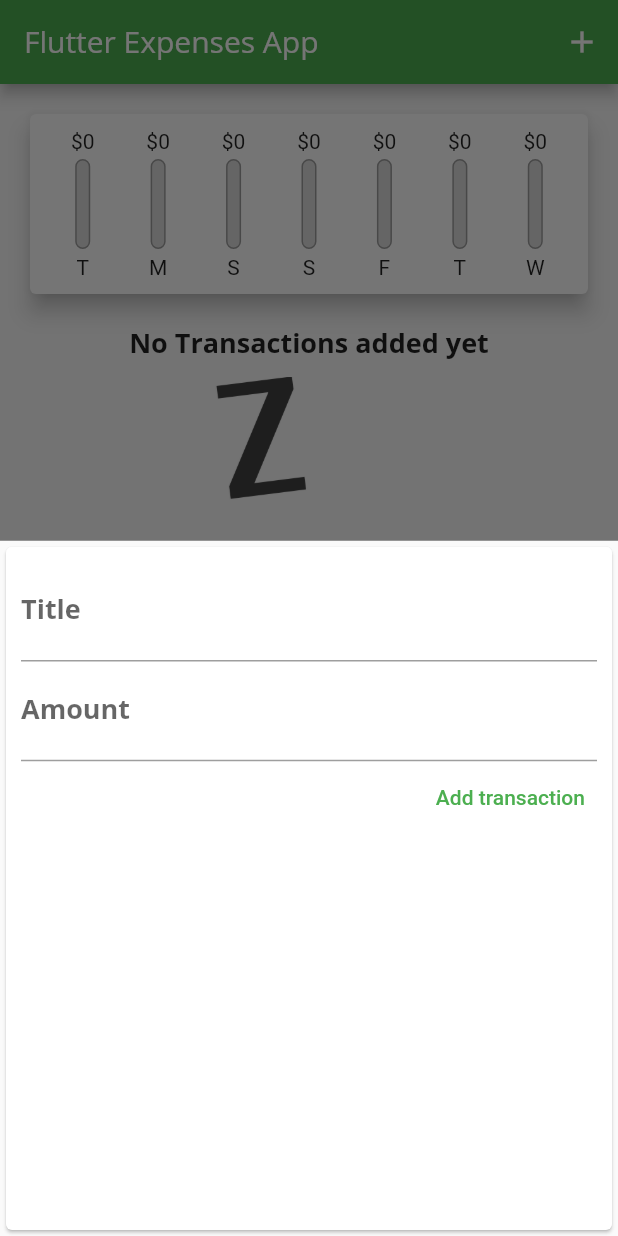
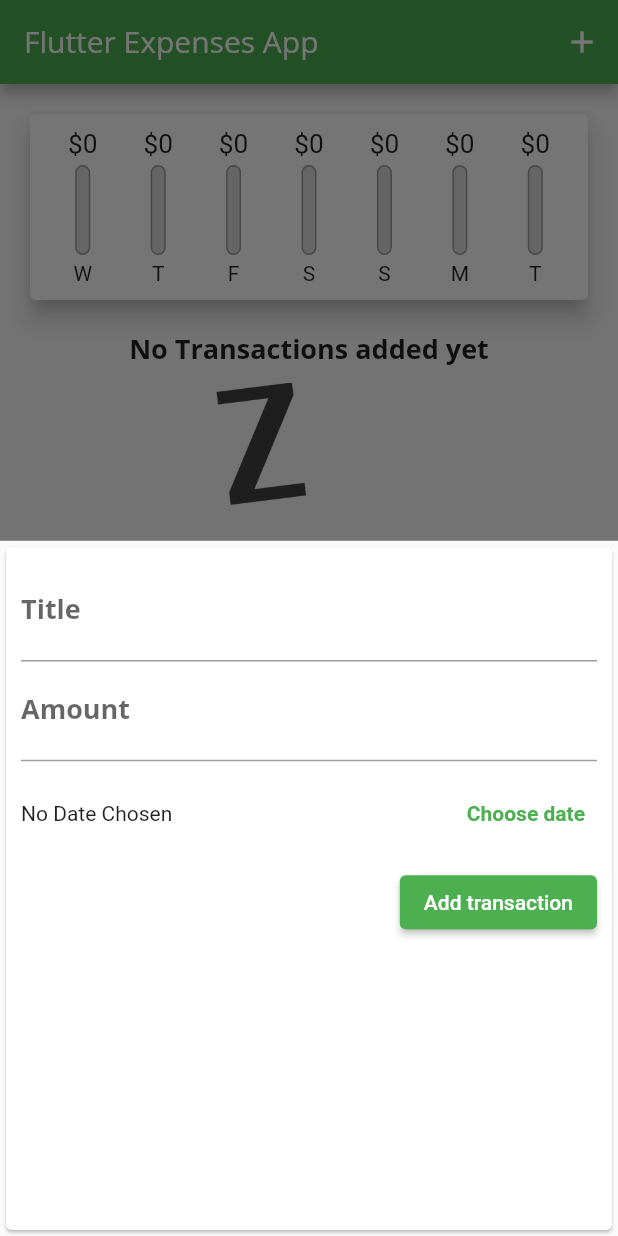
Before and after one commit to kis619/Flutter_expenses_app, a Flutter app: the screen it shows after launch, after a tap on the "add" icon, on a phone screen of 412 x 824 dp. Run offline on Flutter 3.47's test engine with Material 2 defaults, Android fonts, the phone set to English and light mode, and no system bars.

Commit message:
only tweaking left

```diff
--- a/lib/main.dart
+++ b/lib/main.dart
@@ -49,29 +49,32 @@ class _MyHomePageState extends State<MyHomePage> {
   final List<Transaction> _userTransactions = [];
 
   List<Transaction> get _weekTransactions {
-    // int startIndex = 0;
-    // if (_weekTransactions.length < 7) {
-    //   startIndex = _weekTransactions.length - 1;
-    // } else {
-    //   startIndex = _weekTransactions.length - 7;
-    // }
-
-    // return _userTransactions.sublist(startIndex);
+    //   int startIndex = 0;
+    //   if (_userTransactions.length > 7) {
+    //     startIndex = _userTransactions.length - 7;
+    //   }
+    //   return _userTransactions.sublist(startIndex);
 
     return _userTransactions.where((tx) {
       return tx.date.isAfter(DateTime.now().subtract(const Duration(days: 7)));
     }).toList();
   }
 
-  void _addNewTransaction(String txTitle, double txAmount) {
+  void _addNewTransaction(String txTitle, double txAmount, DateTime date) {
     final transaction = Transaction(
       title: txTitle,
       amount: txAmount,
-      date: DateTime.now(),
+      date: date,
       id: DateTime.now().toString(),
     );
     setState(() {
       _userTransactions.add(transaction);
+    });
+  }
+
+  void _removeTransaction(String id) {
+    setState(() {
+      _userTransactions.removeWhere((transaction) => transaction.id == id);
     });
   }
 
@@ -102,7 +105,7 @@ class _MyHomePageState extends State<MyHomePage> {
           crossAxisAlignment: CrossAxisAlignment.stretch,
           children: <Widget>[
             Chart(weekTransactions: _weekTransactions),
-            TransactionList(transactions: _userTransactions)
+            TransactionList(transactions: _userTransactions.reversed.toList(), removeTransaction: _removeTransaction)
           ],
         ),
       ),
--- a/lib/widgets/chart.dart
+++ b/lib/widgets/chart.dart
@@ -24,7 +24,7 @@ class Chart extends StatelessWidget {
         'day': DateFormat.E().format(weekDay).substring(0, 1),
         'amount': totalSum
       };
-    });
+    }).reversed.toList();
   }
 
   double get totalSpending {
--- a/lib/widgets/chart_bar.dart
+++ b/lib/widgets/chart_bar.dart
@@ -15,13 +15,16 @@ class ChartBar extends StatelessWidget {
   Widget build(BuildContext context) {
     return Column(
       children: [
-        FittedBox(
-          child: Text('\$${spendingAmount.toStringAsFixed(0)}'),
+        SizedBox(
+          height: 20,
+          child: FittedBox(
+            child: Text('\$${spendingAmount.toStringAsFixed(0)}'),
+          ),
         ),
         const SizedBox(
           height: 4,
         ),
-        Container(
+        SizedBox(
           height: 60,
           width: 10,
           child: Stack(
--- a/lib/widgets/transaction_form.dart
+++ b/lib/widgets/transaction_form.dart
@@ -1,7 +1,9 @@
 import 'package:flutter/material.dart';
+import 'package:intl/intl.dart';
 
 class TransactionForm extends StatefulWidget {
-  final void Function(String title, double amount) addTransaction;
+  final void Function(String title, double amount, DateTime data)
+      addTransaction;
 
   const TransactionForm({super.key, required this.addTransaction});
 
@@ -10,15 +12,32 @@ class TransactionForm extends StatefulWidget {
 }
 
 class _TransactionFormState extends State<TransactionForm> {
-  final titleController = TextEditingController();
-  final amountController = TextEditingController();
+  final _titleController = TextEditingController();
+  final _amountController = TextEditingController();
+  DateTime? _selectedDate;
 
-  void submitData() {
+  void _submitData() {
     widget.addTransaction(
-      titleController.text.isEmpty ? 'Default' : titleController.text,
-      double.tryParse(amountController.text) ?? 0,
+      _titleController.text.isEmpty ? 'Default' : _titleController.text,
+      double.tryParse(_amountController.text) ?? 0,
+      _selectedDate != null ? (_selectedDate as DateTime) : DateTime.now(),
     );
+
     Navigator.of(context).pop();
+  }
+
+  void _presentDatePicker() {
+    showDatePicker(
+      context: context,
+      initialDate: DateTime.now(),
+      firstDate: DateTime(2000),
+      lastDate: DateTime.now(),
+    ).then((pickedDate) {
+      if (pickedDate == null) return;
+      setState(() {
+        _selectedDate = pickedDate;
+      });
+    });
   }
 
   @override
@@ -30,19 +49,39 @@ class _TransactionFormState extends State<TransactionForm> {
           crossAxisAlignment: CrossAxisAlignment.end,
           children: <Widget>[
             TextField(
-              onSubmitted: (_) => submitData(),
+              onSubmitted: (_) => _submitData(),
               decoration: const InputDecoration(labelText: 'Title'),
-              controller: titleController,
+              controller: _titleController,
             ),
             TextField(
-              onSubmitted: (_) => submitData(),
+              onSubmitted: (_) => _submitData(),
               decoration: const InputDecoration(labelText: 'Amount'),
-              controller: amountController,
+              controller: _amountController,
               keyboardType:
                   const TextInputType.numberWithOptions(decimal: true),
             ),
-            TextButton(
-              onPressed: submitData,
+            SizedBox(
+              height: 70,
+              child: Row(
+                mainAxisAlignment: MainAxisAlignment.spaceBetween,
+                children: <Widget>[
+                  Text(_selectedDate == null
+                      ? 'No Date Chosen'
+                      : DateFormat.yMd().format(_selectedDate as DateTime)),
+                  TextButton(
+                    onPressed: _presentDatePicker,
+                    child: const Text(
+                      'Choose date',
+                      style: TextStyle(
+                        fontWeight: FontWeight.bold,
+                      ),
+                    ),
+                  ),
+                ],
+              ),
+            ),
+            ElevatedButton(
+              onPressed: _submitData,
               child: const Text('Add transaction'),
             ),
           ],
--- a/lib/widgets/transactions_list.dart
+++ b/lib/widgets/transactions_list.dart
@@ -5,7 +5,13 @@ import '../models/transaction.dart';
 
 class TransactionList extends StatelessWidget {
   final List<Transaction> transactions;
-  const TransactionList({super.key, required this.transactions});
+  final Function(String id) removeTransaction;
+
+  const TransactionList({
+    super.key,
+    required this.transactions,
+    required this.removeTransaction,
+  });
 
   @override
   Widget build(BuildContext context) {
@@ -34,7 +40,8 @@ class TransactionList extends StatelessWidget {
               itemBuilder: (ctx, index) {
                 return Card(
                   elevation: 10,
-                  margin: const EdgeInsets.symmetric(vertical: 8, horizontal: 5),
+                  margin:
+                      const EdgeInsets.symmetric(vertical: 8, horizontal: 5),
                   child: ListTile(
                     leading: CircleAvatar(
                       radius: 30,
@@ -53,6 +60,11 @@ class TransactionList extends StatelessWidget {
                     ),
                     subtitle: Text(
                       DateFormat.yMMMd().format(transactions[index].date),
+                    ),
+                    trailing: IconButton(
+                      onPressed: () => removeTransaction(transactions[index].id),
+                      icon: const Icon(Icons.delete),
+                      color: Theme.of(context).colorScheme.error,
                     ),
                   ),
                 );
```
